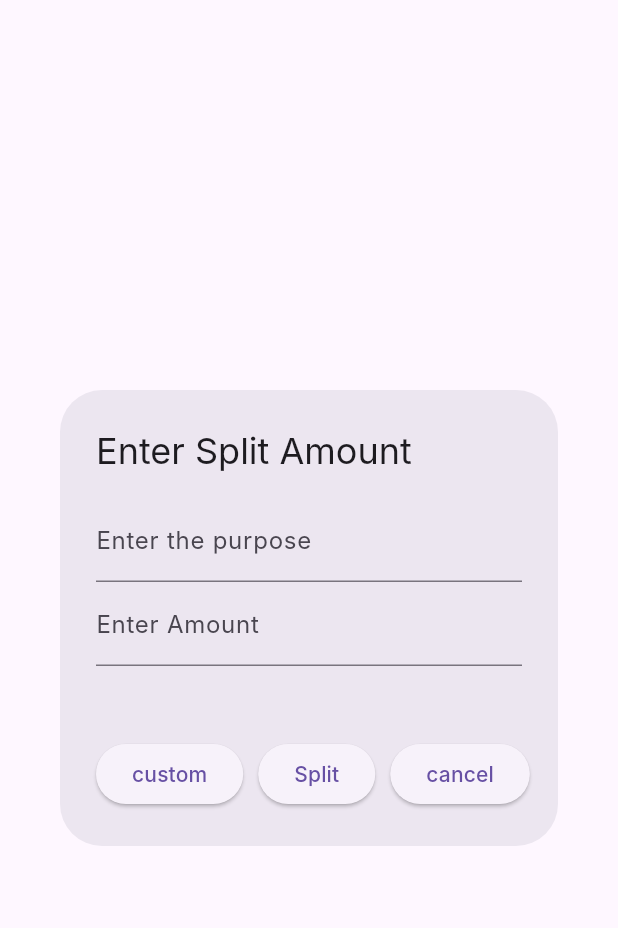
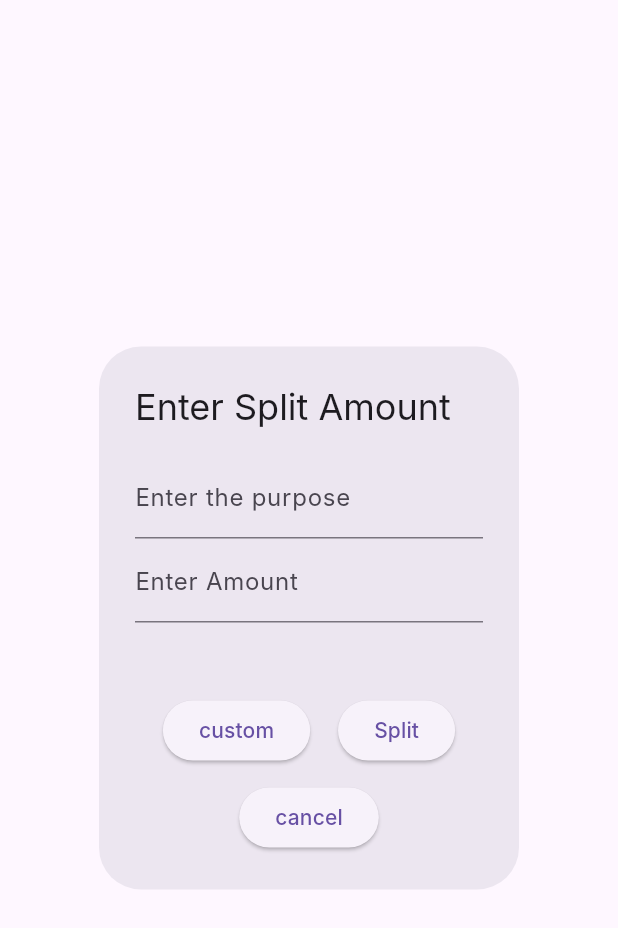
Before and after one commit to vishruth555/constraint, a Flutter app: the SplitBillPopup widget shown alone on an empty page, opened directly with empty values, on a phone screen of 412 x 824 dp. Shown: the top 928 px of the screen. Run offline on Flutter 3.47's test engine with Material 3 defaults, Android fonts, the phone set to English and light mode, and no system bars; our stand-ins replace fl_chart, shared_preferences; accounts and stored records are empty; Roboto replaces fonts that are missing (Inter).

Commit message:
beta version 1 ready without persistent storage

```diff
--- a/lib/addMembers.dart
+++ b/lib/addMembers.dart
@@ -8,39 +8,36 @@ import 'utils.dart';
 class AddMembers extends StatefulWidget {
   int groupID;
   bool editList;
-  AddMembers({required this.groupID, required this.editList});
+  AddMembers({super.key, required this.groupID, required this.editList});
   @override
   State<AddMembers> createState() => _AddMembersState();
 }
 
 class _AddMembersState extends State<AddMembers> {
   List<Member> members = [];
-
   int memberId = 0;
   String currentName = '';
   double currentBudget = 0.0;
   String groupName = '';
 
   @override
-  Widget build(BuildContext context) {
+  void initState() {
+    super.initState();
     final obj = context.read<Manager>();
     groupName = obj.groups[widget.groupID].name;
     members = obj.groups[widget.groupID].members ?? [];
+    memberId = obj.groups[widget.groupID].members?.length ?? 0;
+    // obj.addMembersAndBudget(widget.groupID, members);
+  }
 
-    obj.addMembersAndBudget(widget.groupID, members);
-
-    memberId = obj.groups[widget.groupID].members?.length ?? 0;
+  @override
+  Widget build(BuildContext context) {
     return MaterialApp(
       home: Scaffold(
         backgroundColor: color1,
         appBar: AppBar(
           backgroundColor: color2,
           foregroundColor: basic1,
-          // leading: IconButton(
-          //     icon: Icon(Icons.arrow_back_ios_new_rounded),
-          //     onPressed: () {
-          //       Navigator.pop(context);
-          //     }),
           title: Text('Members of $groupName'),
         ),
         body: Padding(
@@ -55,12 +52,10 @@ class _AddMembersState extends State<AddMembers> {
                   itemCount: members.length + 1,
                   itemBuilder: (context, index) {
                     if (index == members.length) {
-                      // Last item for adding new member
                       return widget.editList
                           ? buildAddMemberRow()
                           : Container();
                     } else {
-                      // Input fields for existing members
                       return buildMemberRow(index);
                     }
                   },
@@ -69,7 +64,6 @@ class _AddMembersState extends State<AddMembers> {
               ElevatedButton(
                 onPressed: () {
                   if (widget.editList) {
-                    // Perform action on button press (e.g., submit the form)
                     print('Submitted Members: $members');
                     int id = 0;
                     for (Member member in members) {
@@ -77,6 +71,7 @@ class _AddMembersState extends State<AddMembers> {
                       id++;
                       print(member.id);
                     }
+                    final obj = context.read<Manager>();
                     obj.addMembersAndBudget(widget.groupID, members);
                     print('----------');
                     obj.printAllGroups();
@@ -115,7 +110,6 @@ class _AddMembersState extends State<AddMembers> {
             child: TextFormField(
               decoration: InputDecoration(labelText: 'Name'),
               onChanged: (value) {
-                // Handle name input
                 setState(() {
                   currentName = value;
                 });
@@ -128,7 +122,6 @@ class _AddMembersState extends State<AddMembers> {
               decoration: InputDecoration(labelText: 'Budget'),
               keyboardType: TextInputType.numberWithOptions(decimal: true),
               onChanged: (value) {
-                // Handle budget input
                 setState(() {
                   currentBudget = double.tryParse(value) ?? 0.0;
                 });
@@ -137,14 +130,11 @@ class _AddMembersState extends State<AddMembers> {
           ),
           IconButton(
             onPressed: () {
-              // Create a new member with the entered values
               final Member newMember = Member(
                   id: memberId,
                   name: currentName,
                   budget: currentBudget,
                   totalBudget: currentBudget);
-
-              // Clear input fields
               setState(() {
                 currentName = '';
                 currentBudget = 0.0;
@@ -188,7 +178,6 @@ class _AddMembersState extends State<AddMembers> {
           widget.editList
               ? IconButton(
                   onPressed: () {
-                    // Remove the member from the list
                     setState(() {
                       members.removeAt(index);
                     });
--- a/lib/main.dart
+++ b/lib/main.dart
@@ -18,6 +18,7 @@ class MyApp extends StatelessWidget {
   @override
   Widget build(BuildContext context) {
     return MaterialApp(
+        debugShowCheckedModeBanner: false,
         theme: ThemeData(primarySwatch: Colors.blue, fontFamily: 'Inter'),
         home: const HomeScreen());
   }
--- a/lib/splitBillPopup.dart
+++ b/lib/splitBillPopup.dart
@@ -59,6 +59,7 @@ class _SplitBillPopupState extends State<SplitBillPopup> {
                     Text('each has to pay ${amount / membersLength}'),
                   const SizedBox(height: 16),
                   Row(
+                    mainAxisAlignment: MainAxisAlignment.spaceEvenly,
                     children: [
                       ElevatedButton(
                           onPressed: () {
@@ -76,9 +77,6 @@ class _SplitBillPopupState extends State<SplitBillPopup> {
                                 ));
                           },
                           child: Text('custom')),
-                      SizedBox(
-                        width: 10,
-                      ),
                       ElevatedButton(
                         onPressed: () {
                           print(membersLength);
@@ -104,16 +102,16 @@ class _SplitBillPopupState extends State<SplitBillPopup> {
                         },
                         child: Text('Split'),
                       ),
-                      SizedBox(
-                        width: 10,
-                      ),
-                      ElevatedButton(
-                          onPressed: () {
-                            Navigator.pop(context);
-                          },
-                          child: Text('cancel')),
                     ],
                   ),
+                  SizedBox(
+                    height: 10,
+                  ),
+                  ElevatedButton(
+                      onPressed: () {
+                        Navigator.pop(context);
+                      },
+                      child: Text('cancel')),
                 ],
               ),
             ));
```
Also changed, not shown: lib/home.dart (+5 -8 lines), lib/stats.dart (+5 -3 lines).
